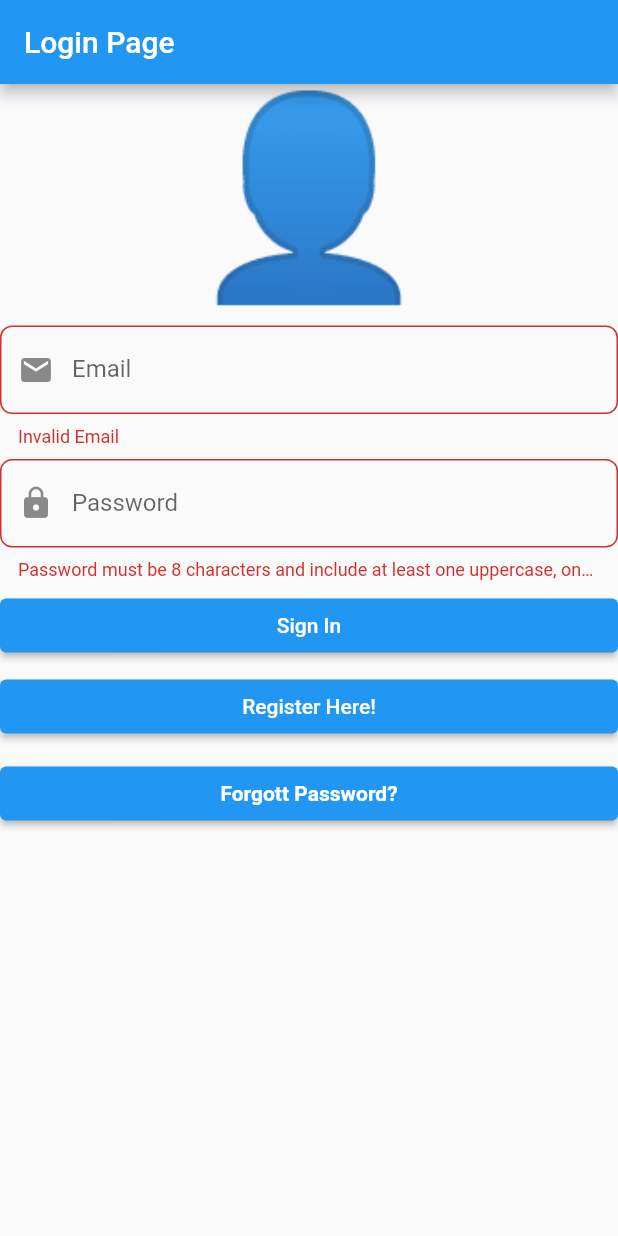
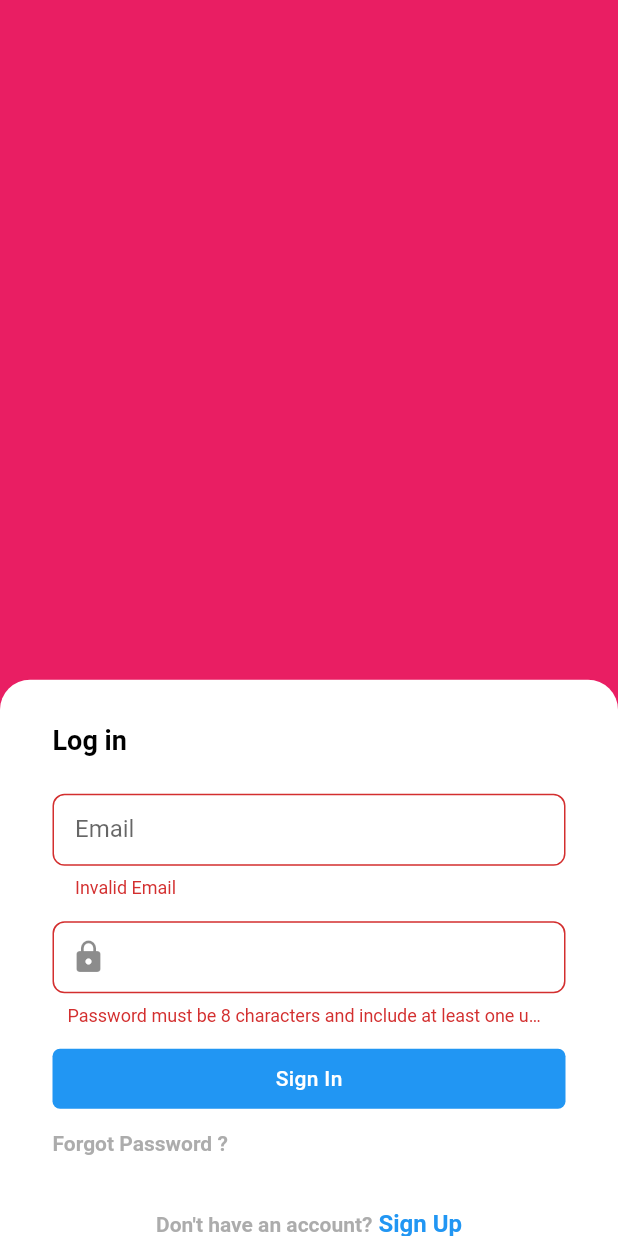
Before and after one commit to Infotekkers/EFPL, a Flutter app: the screen it shows after launch, after a tap on "Sign In", on a phone screen of 412 x 824 dp. Run offline on Flutter 3.47's test engine with Material 2 defaults, Android fonts, the light colour scheme and no system bars; our stand-ins replace bloc, dartz, flutter_bloc, flutter_boxicons, flutter_dotenv, flutter_secure_storage and 6 more; missing offline and left inert: http_interceptor; generated files the repository leaves out were written again; statements that could not run were skipped.

Commit message:
Login Page Basics

```diff
--- a/flutter-user-client/lib/infrastructure/auth/auth_repository.dart
+++ b/flutter-user-client/lib/infrastructure/auth/auth_repository.dart
@@ -14,7 +14,7 @@ import 'package:http/http.dart' as http;
 
 @LazySingleton(as: IAuthRepository)
 class AuthRepository implements IAuthRepository {
-  static final String _baseUrl = "${dotenv.env["API"]}/user";
+  static final String _baseUrl = "${dotenv.env["BASE_URL"]}/user";
 
   http.Client? client = http.Client();
   // signInUser
@@ -22,6 +22,7 @@ class AuthRepository implements IAuthRepository {
   Future<Either<AuthFailure, User>> signInUser(
       {required User user, required Password password}) async {
     final Uri url = Uri.parse("$_baseUrl/login");
+    print(url);
     final UserDto userDtoOut = UserDto.fromDomain(user);
     final outGoingJson =
         userDtoOut.copyWith(password: password.getOrCrash()).toJson();
@@ -134,7 +135,7 @@ class AuthRepository implements IAuthRepository {
   Future<Either<AuthFailure, Unit>> setSignedInUser(
       {required User user}) async {
     try {
-      final storage = new FlutterSecureStorage();
+      const storage = FlutterSecureStorage();
 
       final UserDto userDtoOut = UserDto.fromDomain(user);
 
--- a/flutter-user-client/lib/presentation/authentication/sign_in/sign_in_view.dart
+++ b/flutter-user-client/lib/presentation/authentication/sign_in/sign_in_view.dart
@@ -14,12 +14,57 @@ class SignInPage extends StatelessWidget {
     final UtilBloc _utilBloc = getIt<UtilBloc>();
     _utilBloc.add(const UtilEvent.setDefaultLocale());
     return Scaffold(
-      appBar: AppBar(
-        title: const Text('Login Page'),
-      ),
       body: BlocProvider(
         create: (context) => getIt<SignInFormBloc>(),
-        child: const SignInForm(),
+        child: SizedBox(
+          width: MediaQuery.of(context).size.width,
+          height: MediaQuery.of(context).size.height,
+          child: Stack(
+            children: [
+              // Info Section
+              Container(
+                width: MediaQuery.of(context).size.width,
+                height: MediaQuery.of(context).size.height * 0.6,
+                color: Colors.pink,
+              ),
+
+              // Form Section
+              Positioned(
+                bottom: 0,
+                right: 0,
+                child: Container(
+                  padding: const EdgeInsets.fromLTRB(35, 30, 35, 5),
+                  width: MediaQuery.of(context).size.width,
+                  height: MediaQuery.of(context).size.height * 0.45,
+                  decoration: const BoxDecoration(
+                    borderRadius: BorderRadius.only(
+                      topRight: Radius.circular(20),
+                      topLeft: Radius.circular(20),
+                    ),
+                    color: Colors.white,
+                  ),
+                  child: Column(
+                    crossAxisAlignment: CrossAxisAlignment.start,
+                    children: const [
+                      Text(
+                        "Log in",
+                        style: TextStyle(
+                          color: Colors.black,
+                          fontWeight: FontWeight.w700,
+                          fontSize: 18,
+                        ),
+                      ),
+                      SizedBox(
+                        height: 25,
+                      ),
+                      SignInForm(),
+                    ],
+                  ),
+                ),
+              ),
+            ],
+          ),
+        ),
       ),
     );
   }
--- a/flutter-user-client/lib/presentation/authentication/sign_in/widgets/sign_in_form.dart
+++ b/flutter-user-client/lib/presentation/authentication/sign_in/widgets/sign_in_form.dart
@@ -1,13 +1,9 @@
-import 'package:efpl/application/auth/auth/auth_bloc.dart';
+import 'package:efpl/application/auth/sign_in_form/sign_in_form_bloc.dart';
 import 'package:efpl/presentation/authentication/register/register_view.dart';
 import 'package:efpl/presentation/authentication/request_reset/request_reset_view.dart';
-import 'package:efpl/presentation/authentication/sign_in/sign_in_view.dart';
-import 'package:efpl/presentation/core/main_tab_view.dart';
 import 'package:efpl/services/snack_bar.dart';
 import 'package:flutter/material.dart';
 import 'package:flutter_bloc/flutter_bloc.dart';
-
-import '../../../../application/auth/sign_in_form/sign_in_form_bloc.dart';
 
 class SignInForm extends StatelessWidget {
   const SignInForm({Key? key}) : super(key: key);
@@ -87,20 +83,25 @@ class SignInForm extends StatelessWidget {
           autovalidateMode: state.showErrorMessages
               ? AutovalidateMode.always
               : AutovalidateMode.disabled,
-          child: ListView(
+          child: Column(
+            crossAxisAlignment: CrossAxisAlignment.start,
             children: [
-              const Text(
-                '👤',
-                textAlign: TextAlign.center,
-                style: TextStyle(fontSize: 130),
-              ),
-              const SizedBox(height: 8),
+              // Email Input
               TextFormField(
                 key: const ValueKey("loginPageUserName"),
                 keyboardType: TextInputType.text,
                 decoration: const InputDecoration(
-                  prefixIcon: Icon(Icons.email),
+                  // prefixIcon: Icon(Icons.email),
                   labelText: 'Email',
+                  focusedBorder: OutlineInputBorder(
+                    borderSide: BorderSide(
+                      color: Colors.blue,
+                    ),
+                  ),
+                  contentPadding: EdgeInsets.symmetric(
+                    vertical: 0.0,
+                    horizontal: 15.0,
+                  ),
                 ),
                 autocorrect: false,
                 onChanged: (value) => BlocProvider.of<SignInFormBloc>(context)
@@ -116,12 +117,24 @@ class SignInForm extends StatelessWidget {
                             orElse: () => null),
                         (_) => null),
               ),
-              const SizedBox(height: 8),
+
+              const SizedBox(height: 15),
+
+              // Password Input
               TextFormField(
                 key: const ValueKey("loginPagePassword"),
                 decoration: const InputDecoration(
                   prefixIcon: Icon(Icons.lock),
-                  labelText: 'Password',
+                  // labelText: 'Password',
+                  focusedBorder: OutlineInputBorder(
+                    borderSide: BorderSide(
+                      color: Colors.blue,
+                    ),
+                  ),
+                  contentPadding: EdgeInsets.symmetric(
+                    vertical: 0.0,
+                    horizontal: 10.0,
+                  ),
                 ),
                 autocorrect: false,
                 obscureText: true,
@@ -139,45 +152,102 @@ class SignInForm extends StatelessWidget {
                             orElse: () => null),
                         (_) => null),
               ),
+
               const SizedBox(
-                height: 6,
+                height: 15,
               ),
-              ElevatedButton(
-                onPressed: state.isSubmitting
-                    ? null
-                    : () {
-                        BlocProvider.of<SignInFormBloc>(context)
-                            .add(const SignInFormEvent.signInUserPressed());
-                      },
-                child: const Text('Sign In'),
+
+              // Sign In Button
+              InkWell(
+                onTap: () {
+                  state.isSubmitting
+                      ? null
+                      : BlocProvider.of<SignInFormBloc>(context)
+                          .add(const SignInFormEvent.signInUserPressed());
+                },
+                child: Container(
+                  width: MediaQuery.of(context).size.width,
+                  height: 40,
+                  decoration: const BoxDecoration(
+                    borderRadius: BorderRadius.only(
+                      topRight: Radius.circular(5),
+                      topLeft: Radius.circular(5),
+                      bottomRight: Radius.circular(5),
+                      bottomLeft: Radius.circular(5),
+                    ),
+                    // color: Colors.amber,
+                    color: Colors.blue,
+                  ),
+                  child: const Center(
+                    child: Text(
+                      'Sign In',
+                      style: TextStyle(
+                        color: Colors.white,
+                        fontWeight: FontWeight.w500,
+                        letterSpacing: 0.25,
+                      ),
+                    ),
+                  ),
+                ),
               ),
-              const SizedBox(height: 6),
-              ElevatedButton(
-                onPressed: () {
-                  Navigator.push(
-                      context,
-                      MaterialPageRoute(
-                          builder: (context) => const RegisterPage()));
-                },
-                child: const Text('Register Here!'),
-              ),
-              const SizedBox(height: 10),
-              ElevatedButton(
-                onPressed: () {
+
+              const SizedBox(height: 15),
+
+              // Reset Button
+              InkWell(
+                onTap: () {
                   Navigator.push(
                       context,
                       MaterialPageRoute(
                           builder: (context) => const RequestResetPage()));
                 },
-                child: const Text(
-                  'Forgott Password?',
+                child: Text(
+                  "Forgot Password ?",
                   style: TextStyle(
-                    color: Colors.white,
-                    fontWeight: FontWeight.bold,
+                    color: Colors.grey.withOpacity(0.85),
+                    fontWeight: FontWeight.w700,
                   ),
                 ),
               ),
-              const SizedBox(height: 8),
+
+              const SizedBox(height: 36),
+
+              InkWell(
+                onTap: () {
+                  Navigator.push(
+                    context,
+                    MaterialPageRoute(
+                      builder: (context) => const RegisterPage(),
+                    ),
+                  );
+                },
+                child: Center(
+                  child: RichText(
+                    text: TextSpan(
+                      children: [
+                        // Normal text
+                        TextSpan(
+                          text: "Don't have an account?",
+                          style: TextStyle(
+                            color: Colors.grey.withOpacity(0.85),
+                            fontWeight: FontWeight.w700,
+                          ),
+                        ),
+
+                        // Redirect
+                        const TextSpan(
+                          text: " Sign Up",
+                          style: TextStyle(
+                            color: Colors.blue,
+                            fontWeight: FontWeight.bold,
+                            fontSize: 16,
+                          ),
+                        )
+                      ],
+                    ),
+                  ),
+                ),
+              ),
             ],
           ),
         );
--- a/flutter-user-client/lib/presentation/fixtures/fixtures_view.dart
+++ b/flutter-user-client/lib/presentation/fixtures/fixtures_view.dart
@@ -1,3 +1,4 @@
+import 'package:efpl/application/auth/auth/auth_bloc.dart';
 import 'package:efpl/application/util/util_bloc.dart';
 import 'package:efpl/injectable.dart';
 import 'package:flutter/material.dart';
@@ -14,8 +15,7 @@ class FixtureView extends StatelessWidget {
 
     return Center(
       child: Text(
-        AppLocalizations.of(context)!.fixtures,
-        style: Theme.of(context).textTheme.headline1,
+        "Fixture",
       ),
     );
   }
--- a/flutter-user-client/lib/presentation/routes/Routes.dart
+++ b/flutter-user-client/lib/presentation/routes/Routes.dart
@@ -1,5 +1,3 @@
-import 'dart:js';
-
 import 'package:efpl/presentation/authentication/register/register_view.dart';
 import 'package:efpl/presentation/authentication/request_reset/request_reset_view.dart';
 import 'package:efpl/presentation/authentication/sign_in/sign_in_view.dart';
```
Also changed, not shown: flutter-user-client/pubspec.lock, 1 other file.
